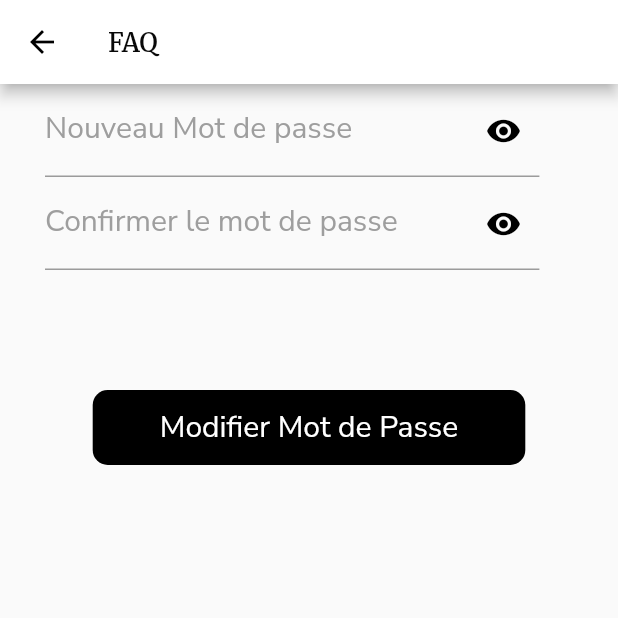
After one commit to hichamrox/lookmefront, a Flutter app: the EditPasswordPage screen opened directly, on a phone screen of 412 x 824 dp, the top half of it. The commit adds this screen. Run offline on Flutter 3.47's test engine with Material 2 defaults, Android fonts, the light colour scheme and no system bars; our stand-ins replace dio, fluttertoast, google_fonts, image_picker, shared_preferences, socket_io_client; accounts and stored records are empty.

Commit message:
FAQ, Contact, edit password ok

```diff
--- a/lib/components/filePcker.dart
+++ b/lib/components/filePcker.dart
@@ -35,7 +35,7 @@ class _FilesPickerState extends State<FilesPicker> {
       try {
         var response = await dio
             .post('https://flutterauth10.herokuapp.com/upload', data: formData);
-        var res = (response.data.toString().split(" ")[1]);
+        var res = (response.data.toString().split(" ")[1].split("}")[0]);
         addStringToSF(res);
       } on DioError catch (e) {
         return ("e");
--- /dev/null
+++ b/lib/pages/editPassword.dart
@@ -0,0 +1,77 @@
+import 'package:flutter/material.dart';
+import 'package:google_fonts/google_fonts.dart';
+import 'package:lookmefront/components/mdpInput.dart';
+import 'package:lookmefront/pages/settings.dart';
+
+import '../components/button.dart';
+
+class EditPasswordPage extends StatefulWidget {
+  const EditPasswordPage({Key? key}) : super(key: key);
+
+  @override
+  _EditPasswordPageState createState() => _EditPasswordPageState();
+}
+
+class _EditPasswordPageState extends State<EditPasswordPage> {
+  late String password;
+  late String confPassword;
+
+  @override
+  Widget build(BuildContext context) {
+    Size size = MediaQuery.of(context).size;
+    return Scaffold(
+      appBar: AppBar(
+        foregroundColor: Colors.black,
+        backgroundColor: Colors.white,
+        title: Text(
+          "FAQ",
+          style: GoogleFonts.merriweather(
+              color: Color.fromARGB(255, 8, 8, 8),
+              fontWeight: FontWeight.w600,
+              fontSize: 17),
+        ),
+      ),
+      body: Column(
+        children: [
+          Padding(
+            padding: const EdgeInsets.only(left: 30),
+            child: MdpInput(
+              "Nouveau Mot de passe",
+              size.width * 0.8,
+              (value) {
+                setState(() {
+                  password = value;
+                });
+              },
+            ),
+          ),
+          Padding(
+            padding: const EdgeInsets.only(left: 30, bottom: 40),
+            child: MdpInput(
+              "Confirmer le mot de passe",
+              size.width * 0.8,
+              (value) {
+                setState(() {
+                  password = value;
+                });
+              },
+            ),
+          ),
+          Padding(
+            padding: const EdgeInsets.only(top: 40, bottom: 40),
+            child: Center(
+              child: Button(
+                  "Modifier Mot de Passe", true, true, size.width * 0.7, 50,
+                  () {
+                Navigator.push(
+                  context,
+                  MaterialPageRoute(builder: (context) => SittingPage()),
+                );
+              }, 10),
+            ),
+          ),
+        ],
+      ),
+    );
+  }
+}
```
Also changed, not shown: lib/components/accordion.dart (added, +53 -0 lines), lib/pages/contactPage.dart (added, +45 -0 lines), lib/pages/faqPage.dart (added, +62 -0 lines), lib/pages/settings.dart (+37 -7 lines).
